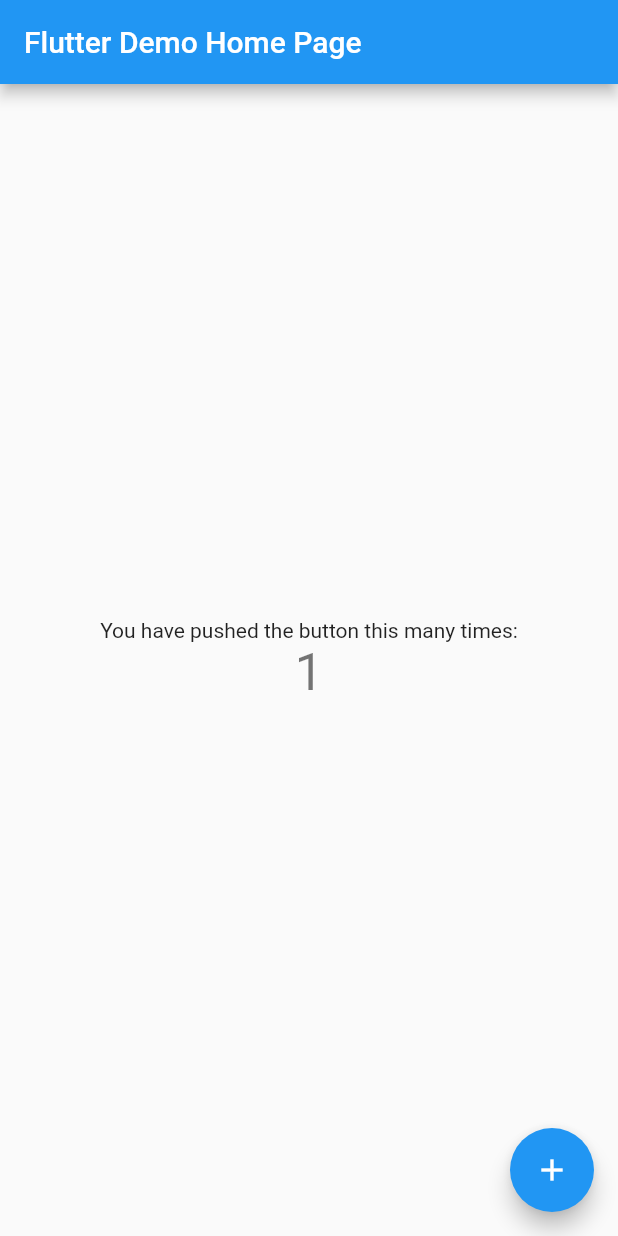
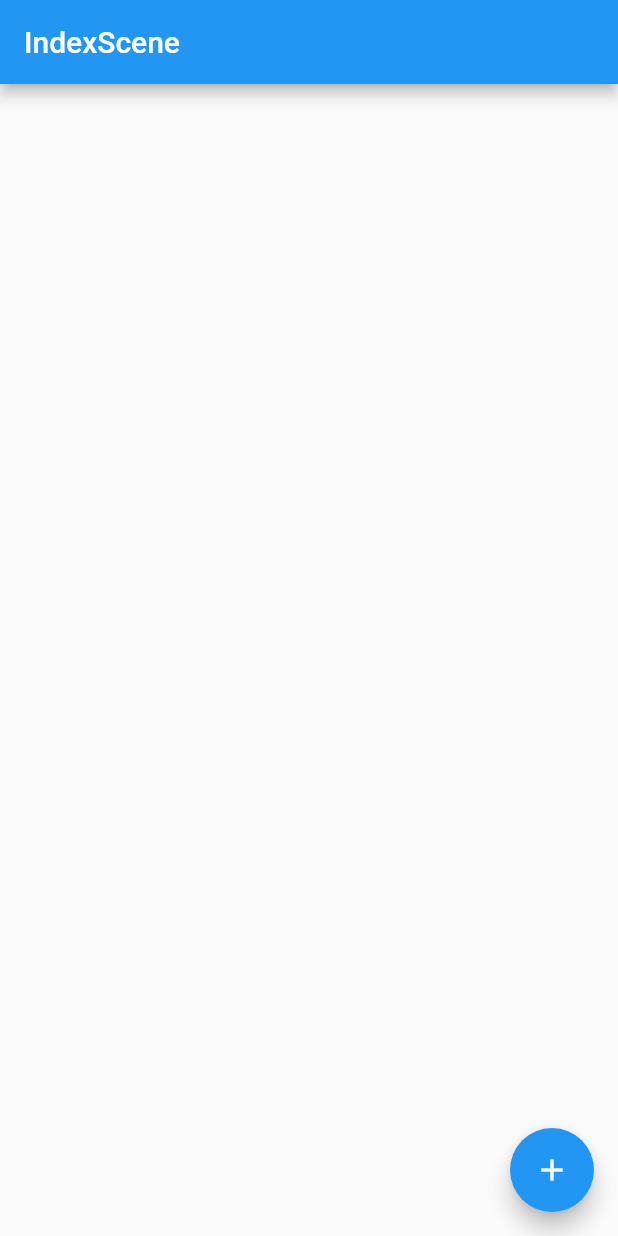
Before and after one commit to noam1813/Eitango-kun, a Flutter app: the screen it shows after launch, after a tap on the "add" icon, on a phone screen of 412 x 824 dp. Run offline on Flutter 3.47's test engine with Material 2 defaults, Android fonts, the phone set to English and light mode, and no system bars.

Commit message:
基本的な構造の作成

```diff
--- a/lib/main.dart
+++ b/lib/main.dart
@@ -1,115 +1,4 @@
 import 'package:flutter/material.dart';
+import 'source/app.dart';
 
-void main() {
-  runApp(const MyApp());
-}
-
-class MyApp extends StatelessWidget {
-  const MyApp({Key? key}) : super(key: key);
-
-  // This widget is the root of your application.
-  @override
-  Widget build(BuildContext context) {
-    return MaterialApp(
-      title: 'Flutter Demo',
-      theme: ThemeData(
-        // This is the theme of your application.
-        //
-        // Try running your application with "flutter run". You'll see the
-        // application has a blue toolbar. Then, without quitting the app, try
-        // changing the primarySwatch below to Colors.green and then invoke
-        // "hot reload" (press "r" in the console where you ran "flutter run",
-        // or simply save your changes to "hot reload" in a Flutter IDE).
-        // Notice that the counter didn't reset back to zero; the application
-        // is not restarted.
-        primarySwatch: Colors.blue,
-      ),
-      home: const MyHomePage(title: 'Flutter Demo Home Page'),
-    );
-  }
-}
-
-class MyHomePage extends StatefulWidget {
-  const MyHomePage({Key? key, required this.title}) : super(key: key);
-
-  // This widget is the home page of your application. It is stateful, meaning
-  // that it has a State object (defined below) that contains fields that affect
-  // how it looks.
-
-  // This class is the configuration for the state. It holds the values (in this
-  // case the title) provided by the parent (in this case the App widget) and
-  // used by the build method of the State. Fields in a Widget subclass are
-  // always marked "final".
-
-  final String title;
-
-  @override
-  State<MyHomePage> createState() => _MyHomePageState();
-}
-
-class _MyHomePageState extends State<MyHomePage> {
-  int _counter = 0;
-
-  void _incrementCounter() {
-    setState(() {
-      // This call to setState tells the Flutter framework that something has
-      // changed in this State, which causes it to rerun the build method below
-      // so that the display can reflect the updated values. If we changed
-      // _counter without calling setState(), then the build method would not be
-      // called again, and so nothing would appear to happen.
-      _counter++;
-    });
-  }
-
-  @override
-  Widget build(BuildContext context) {
-    // This method is rerun every time setState is called, for instance as done
-    // by the _incrementCounter method above.
-    //
-    // The Flutter framework has been optimized to make rerunning build methods
-    // fast, so that you can just rebuild anything that needs updating rather
-    // than having to individually change instances of widgets.
-    return Scaffold(
-      appBar: AppBar(
-        // Here we take the value from the MyHomePage object that was created by
-        // the App.build method, and use it to set our appbar title.
-        title: Text(widget.title),
-      ),
-      body: Center(
-        // Center is a layout widget. It takes a single child and positions it
-        // in the middle of the parent.
-        child: Column(
-          // Column is also a layout widget. It takes a list of children and
-          // arranges them vertically. By default, it sizes itself to fit its
-          // children horizontally, and tries to be as tall as its parent.
-          //
-          // Invoke "debug painting" (press "p" in the console, choose the
-          // "Toggle Debug Paint" action from the Flutter Inspector in Android
-          // Studio, or the "Toggle Debug Paint" command in Visual Studio Code)
-          // to see the wireframe for each widget.
-          //
-          // Column has various properties to control how it sizes itself and
-          // how it positions its children. Here we use mainAxisAlignment to
-          // center the children vertically; the main axis here is the vertical
-          // axis because Columns are vertical (the cross axis would be
-          // horizontal).
-          mainAxisAlignment: MainAxisAlignment.center,
-          children: <Widget>[
-            const Text(
-              'You have pushed the button this many times:',
-            ),
-            Text(
-              '$_counter',
-              style: Theme.of(context).textTheme.headline4,
-            ),
-          ],
-        ),
-      ),
-      floatingActionButton: FloatingActionButton(
-        onPressed: _incrementCounter,
-        tooltip: 'Increment',
-        child: const Icon(Icons.add),
-      ), // This trailing comma makes auto-formatting nicer for build methods.
-    );
-  }
-}
+void main()=>runApp(App());
--- /dev/null
+++ b/lib/source/app.dart
@@ -0,0 +1,11 @@
+import 'package:eitango_kun/source/screens/index_screen.dart';
+import 'package:flutter/material.dart';
+class App extends StatelessWidget{
+  @override
+  Widget build(BuildContext context){
+    return MaterialApp(
+      debugShowCheckedModeBanner: false,
+      home: IndexScreen(),
+    );
+  }
+}
--- /dev/null
+++ b/lib/source/screens/index_screen.dart
@@ -0,0 +1,23 @@
+import 'package:flutter/material.dart';
+
+class IndexScreen extends StatefulWidget {
+  const IndexScreen({Key? key}) : super(key: key);
+
+  @override
+  State<IndexScreen> createState() => IndexScreenState();
+}
+
+class IndexScreenState extends State<IndexScreen> {
+  @override
+  Widget build(BuildContext context) {
+    return Scaffold(
+      appBar: AppBar(
+        title: Text('IndexScene'),
+      ),
+      floatingActionButton: FloatingActionButton(
+        onPressed: (){},
+        child: Icon(Icons.add),
+      ),
+    );
+  }
+}
```
